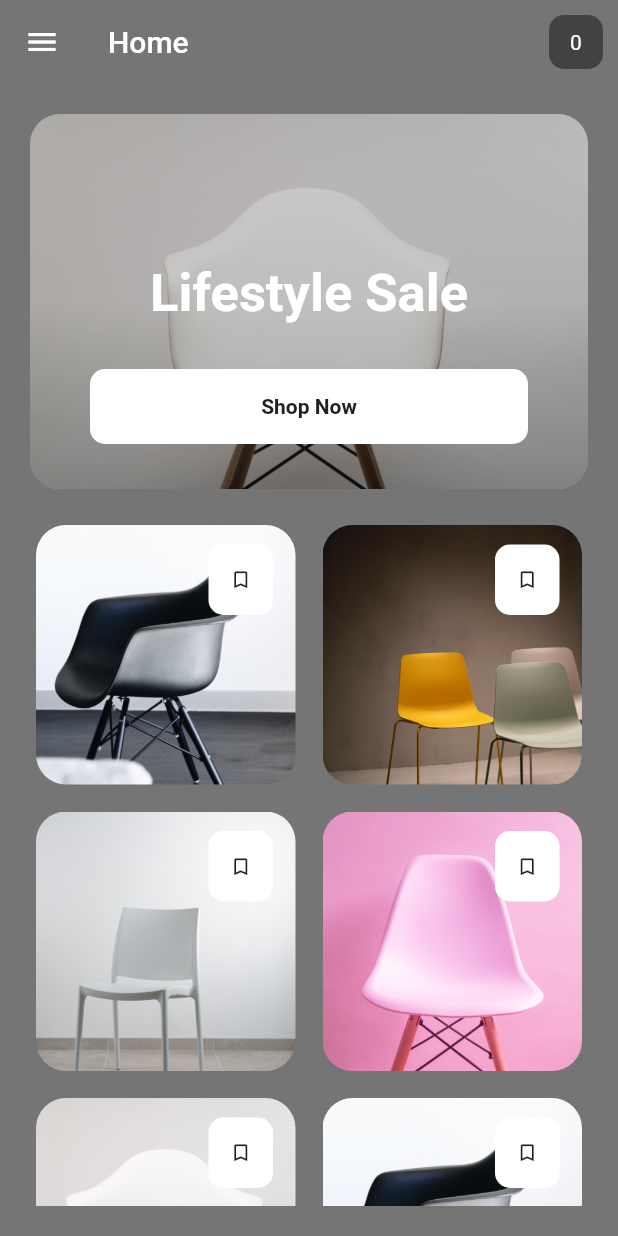
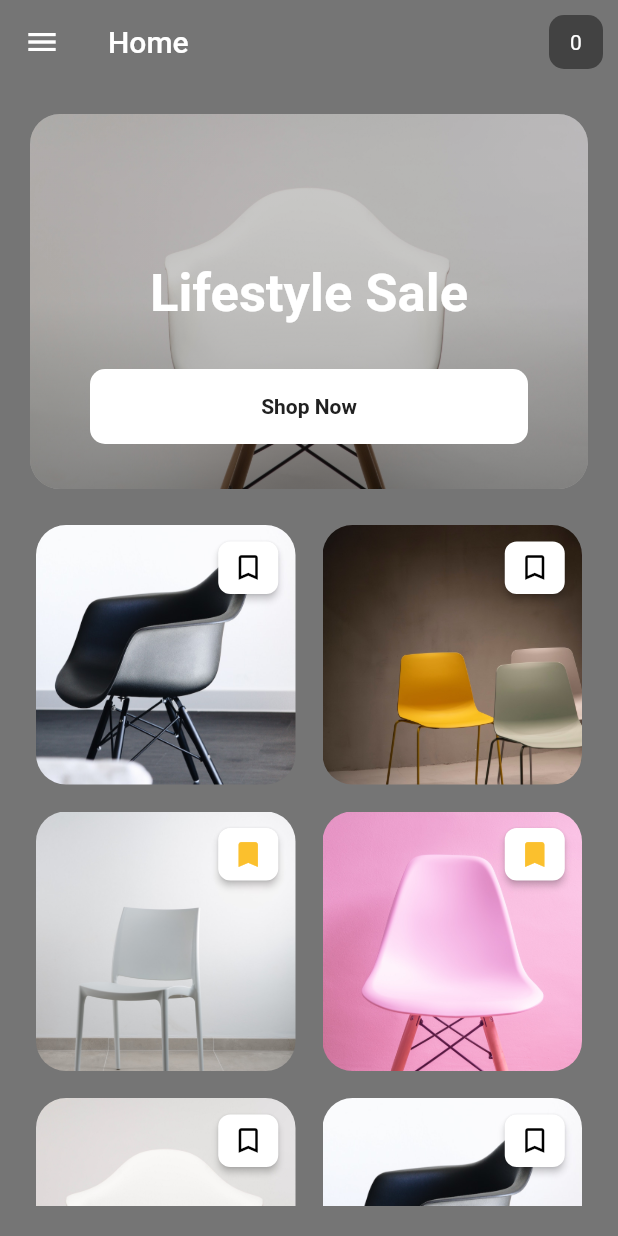
Before and after one commit to afgprogrammer/Flutter-GridView-Example-UI, a Flutter app: the screen it shows after launch, on a phone screen of 412 x 824 dp. Run offline on Flutter 3.47's test engine with Material 2 defaults, Android fonts, the phone set to English and light mode, and no system bars.

Commit message:
Update design

```diff
--- a/lib/main.dart
+++ b/lib/main.dart
@@ -15,16 +15,16 @@ class HomePage extends StatefulWidget {
 
 class _HomePageState extends State<HomePage> {
 
-  final List<String> _listItem = [
-    'assets/images/two.jpg',
-    'assets/images/three.jpg',
-    'assets/images/four.jpg',
-    'assets/images/five.jpg',
-    'assets/images/one.jpg',
-    'assets/images/two.jpg',
-    'assets/images/three.jpg',
-    'assets/images/four.jpg',
-    'assets/images/five.jpg',
+  final List<Map<String, dynamic>> _listItem = [
+    {"image": 'assets/images/two.jpg', "isSaved": false},
+    {"image": 'assets/images/three.jpg', "isSaved": false},
+    {"image": 'assets/images/four.jpg', "isSaved": true},
+    {"image": 'assets/images/five.jpg', "isSaved": true},
+    {"image": 'assets/images/one.jpg', "isSaved": false},
+    {"image": 'assets/images/two.jpg', "isSaved": false},
+    {"image": 'assets/images/three.jpg', "isSaved": false},
+    {"image": 'assets/images/four.jpg', "isSaved": false},
+    {"image": 'assets/images/five.jpg', "isSaved": false},
   ];
 
   @override
@@ -109,20 +109,47 @@ class _HomePageState extends State<HomePage> {
                       decoration: BoxDecoration(
                         borderRadius: BorderRadius.circular(20),
                         image: DecorationImage(
-                          image: AssetImage(item),
+                          image: AssetImage(item["image"]),
                           fit: BoxFit.cover
                         )
                       ),
                       child: Transform.translate(
-                        offset: Offset(50, -50),
+                        offset: Offset(55, -58),
                         child: Container(
-                          margin: EdgeInsets.symmetric(horizontal: 65, vertical: 63),
-                          decoration: BoxDecoration(
-                            borderRadius: BorderRadius.circular(10),
-                            color: Colors.white
+                          width: 30,
+                          // height: 30,
+                          clipBehavior: Clip.hardEdge,
+                          decoration: BoxDecoration(),
+                          child: Center(
+                            child: MaterialButton(
+                              onPressed: () {
+                                setState(() {
+                                  item["isSaved"] = !item["isSaved"];
+
+                                });
+                              },
+                              color: Colors.white,
+                              height: 35,
+                              minWidth: 40,
+                              padding: EdgeInsets.all(0),
+                              shape: RoundedRectangleBorder(
+                                borderRadius: BorderRadius.circular(8)
+                              ),
+                              child: Icon(item["isSaved"] ? Icons.bookmark : Icons.bookmark_border, size: 22, color: item["isSaved"] ? Colors.yellow[700] : Colors.black),
+                            ),
                           ),
-                          child: Icon(Icons.bookmark_border, size: 15,),
                         ),
+                        // child: InkWell(
+                        //   onLongPress: () {},
+                        //   child: Container(
+                        //     margin: EdgeInsets.symmetric(horizontal:70, vertical: 71),
+                        //     decoration: BoxDecoration(
+                        //       borderRadius: BorderRadius.circular(8),
+                        //       color: Colors.white
+                        //     ),
+                        //     child: Icon(Icons.bookmark_border, size: 22,),
+                        //   ),
+                        // ),
                       ),
                     ),
                   )).toList(),
```
Also changed, not shown: assets/images/five.jpg, assets/images/four.jpg, assets/images/one.jpg, assets/images/three.jpg, assets/images/two.jpg, pubspec.lock, 5 other files.
